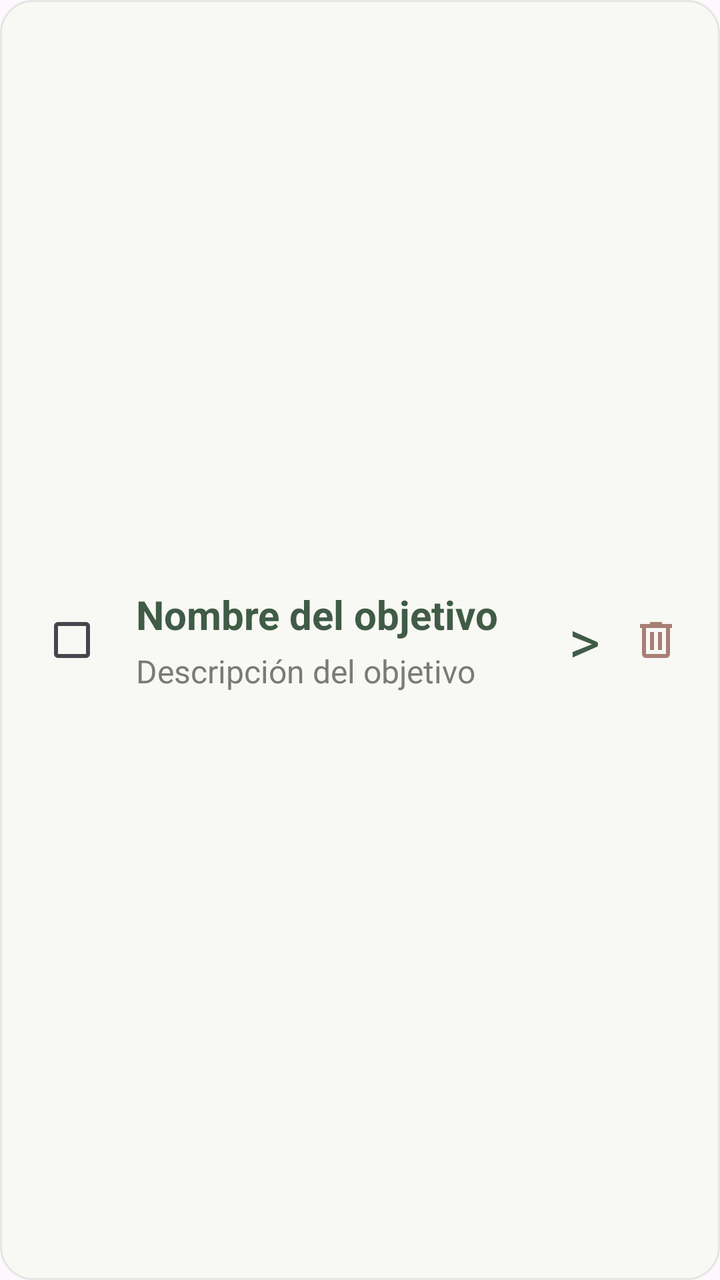
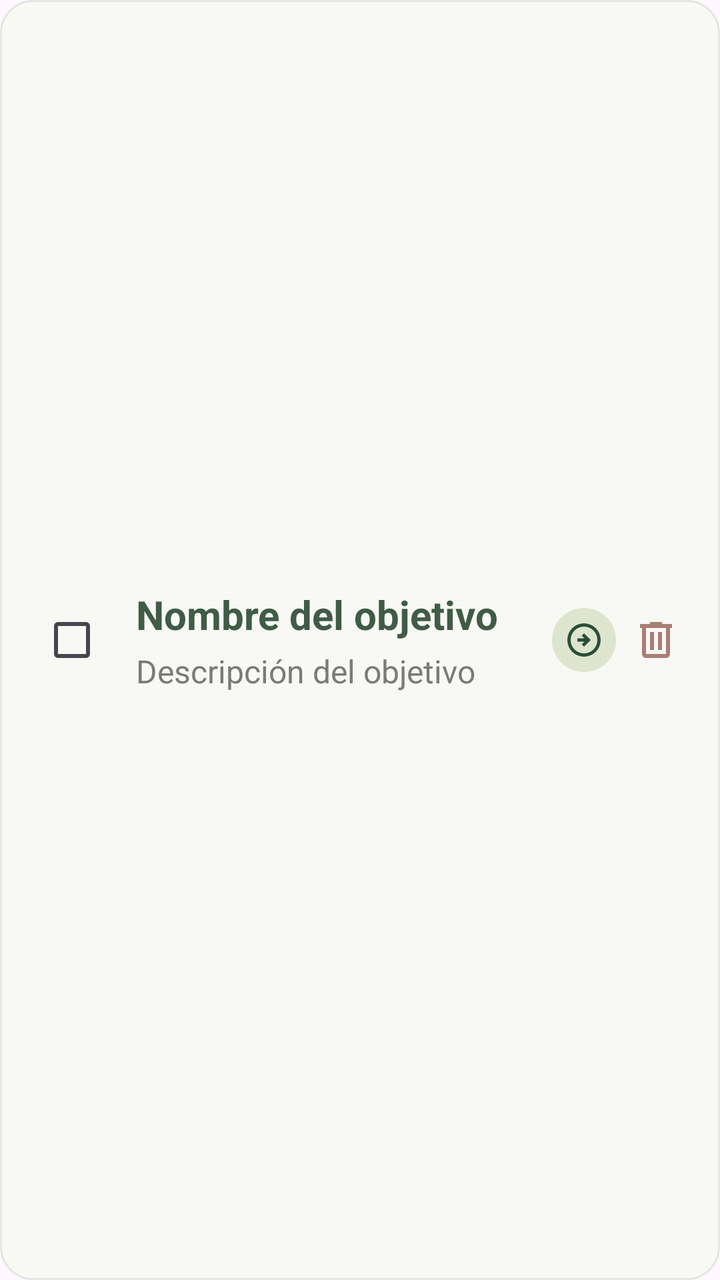

An Android layout rendered at two revisions. The XML below is the earlier revision; the diff shows what the commit changed to produce the second picture.
<!-- AndroidManifest.xml: application theme Theme.MiImpulso -->
<!-- res/layout/item_objetivo.xml -->
<?xml version="1.0" encoding="utf-8"?>
<LinearLayout xmlns:android="http://schemas.android.com/apk/res/android"
    android:orientation="horizontal"
    android:layout_width="match_parent"
    android:layout_height="wrap_content"
    android:gravity="center_vertical"
    android:layout_marginStart="16dp"
    android:layout_marginEnd="16dp"
    android:layout_marginTop="10dp"
    android:padding="12dp"
    android:background="@drawable/fondo_objetivo">


    

    <CheckBox
        android:id="@+id/checkCompletado"
        android:layout_width="wrap_content"
        android:layout_height="wrap_content"/>

    <LinearLayout
        android:layout_width="0dp"
        android:layout_height="wrap_content"
        android:layout_weight="1"
        android:orientation="vertical"
        android:layout_marginStart="8dp">

        <TextView
            android:id="@+id/txtTituloObjetivo"
            android:layout_width="match_parent"
            android:layout_height="wrap_content"
            android:text="Nombre del objetivo"
            android:textSize="20sp"
            android:textStyle="bold"
            android:textColor="@color/impulso_verde" />

        <TextView
            android:id="@+id/txtResunmenObjetivo"
            android:layout_width="match_parent"
            android:layout_height="wrap_content"
            android:text="Descripción del objetivo"
            android:textSize="16sp"
            android:textColor="@color/impulso_texto_secundario"
            android:layout_marginTop="4dp"/>


    </LinearLayout>

    <TextView
        android:layout_width="wrap_content"
        android:layout_height="wrap_content"
        android:text=">"
        android:textSize="30sp"
        android:textColor="@color/impulso_verde"
        android:layout_marginStart="8dp"
        android:layout_marginEnd="8dp"/>


    <ImageButton
        android:id="@+id/btnEliminar"
        android:layout_width="40dp"
        android:layout_height="40dp"
        android:src="@drawable/ic_delete"
        android:background="@android:color/transparent"
        android:tint="@color/impulso_proyectos"
        android:contentDescription="Eliminar objetivo"/>

</LinearLayout>
<!-- resources referenced by this layout -->
<resources>
  <color name="impulso_proyectos">#A87E75</color>
  <color name="impulso_texto_secundario">#7A7A7A</color>
  <color name="impulso_verde">#405B46</color>
  <!-- drawable fondo_objetivo (drawable) -->
  <?xml version="1.0" encoding="utf-8"?>
  <shape xmlns:android="http://schemas.android.com/apk/res/android">
      <solid android:color="@color/impulso_tarjeta"/>
      <corners android:radius="16dp"/>
      <stroke
          android:width="1dp"
          android:color="@color/impulso_borde_tarjeta"/>
      <padding
          android:left="12dp"
          android:top="12dp"
          android:right="12dp"
          android:bottom="12dp"/>
  
  
  </shape>
  <!-- drawable ic_delete (drawable) -->
  <vector xmlns:android="http://schemas.android.com/apk/res/android" android:height="24dp" android:tint="#000000" android:viewportHeight="960" android:viewportWidth="960" android:width="24dp">
        
      <path android:fillColor="@android:color/white" android:pathData="M280,840Q247,840 223.5,816.5Q200,793 200,760L200,240L160,240L160,160L360,160L360,120L600,120L600,160L800,160L800,240L760,240L760,760Q760,793 736.5,816.5Q713,840 680,840L280,840ZM680,240L280,240L280,760Q280,760 280,760Q280,760 280,760L680,760Q680,760 680,760Q680,760 680,760L680,240ZM360,680L440,680L440,320L360,320L360,680ZM520,680L600,680L600,320L520,320L520,680ZM280,240L280,240L280,760Q280,760 280,760Q280,760 280,760L280,760Q280,760 280,760Q280,760 280,760L280,240Z"/>
      
  </vector>
  <style name="Theme.MiImpulso" parent="Base.Theme.MiImpulso" />
  <color name="impulso_tarjeta">#F8F8F4</color>
  <color name="impulso_borde_tarjeta">#E6E6E0</color>
  <style name="Base.Theme.MiImpulso" parent="Theme.Material3.DayNight.NoActionBar">
          
          
      </style>
</resources>

<!-- the commit's change to res/layout/item_objetivo.xml (unified diff, before → after) -->
@@ -46,14 +46,17 @@
 
     </LinearLayout>
 
-    <TextView
-        android:layout_width="wrap_content"
-        android:layout_height="wrap_content"
-        android:text=">"
-        android:textSize="30sp"
-        android:textColor="@color/impulso_verde"
-        android:layout_marginStart="8dp"
-        android:layout_marginEnd="8dp"/>
+    <ImageView
+        android:layout_width="32dp"
+        android:layout_height="32dp"
+        android:src="@drawable/ic_flecha"
+        android:tint="@color/impulso_texto_estudios"
+        android:background="@drawable/fondo_icono"
+        android:backgroundTint="@color/impulso_icono_estudios"
+        android:padding="6dp"
+        android:contentDescription="Ver estudios"/>
+
+
 
 
     <ImageButton
<!-- resource entries referenced after the edit -->
@@ -1,8 +1,16 @@
 <!-- resources referenced by this layout -->
 <resources>
+  <color name="impulso_icono_estudios">#DDE5CF</color>
   <color name="impulso_proyectos">#A87E75</color>
+  <color name="impulso_texto_estudios">#294E38</color>
   <color name="impulso_texto_secundario">#7A7A7A</color>
   <color name="impulso_verde">#405B46</color>
+  <!-- drawable fondo_icono (drawable) -->
+  <?xml version="1.0" encoding="utf-8"?>
+  <shape xmlns:android="http://schemas.android.com/apk/res/android"
+      android:shape="oval">
+      <solid android:color="@color/impulso_blanco"/>
+  </shape>
   <!-- drawable fondo_objetivo (drawable) -->
   <?xml version="1.0" encoding="utf-8"?>
   <shape xmlns:android="http://schemas.android.com/apk/res/android">
@@ -25,7 +33,14 @@
       <path android:fillColor="@android:color/white" android:pathData="M280,840Q247,840 223.5,816.5Q200,793 200,760L200,240L160,240L160,160L360,160L360,120L600,120L600,160L800,160L800,240L760,240L760,760Q760,793 736.5,816.5Q713,840 680,840L280,840ZM680,240L280,240L280,760Q280,760 280,760Q280,760 280,760L680,760Q680,760 680,760Q680,760 680,760L680,240ZM360,680L440,680L440,320L360,320L360,680ZM520,680L600,680L600,320L520,320L520,680ZM280,240L280,240L280,760Q280,760 280,760Q280,760 280,760L280,760Q280,760 280,760Q280,760 280,760L280,240Z"/>
       
   </vector>
+  <!-- drawable ic_flecha (drawable) -->
+  <vector xmlns:android="http://schemas.android.com/apk/res/android" android:autoMirrored="true" android:height="24dp" android:tint="#000000" android:viewportHeight="960" android:viewportWidth="960" android:width="24dp">
+        
+      <path android:fillColor="@android:color/white" android:pathData="M480,640L640,480L480,320L424,376L488,440L320,440L320,520L488,520L424,584L480,640ZM480,880Q397,880 324,848.5Q251,817 197,763Q143,709 111.5,636Q80,563 80,480Q80,397 111.5,324Q143,251 197,197Q251,143 324,111.5Q397,80 480,80Q563,80 636,111.5Q709,143 763,197Q817,251 848.5,324Q880,397 880,480Q880,563 848.5,636Q817,709 763,763Q709,817 636,848.5Q563,880 480,880ZM480,800Q614,800 707,707Q800,614 800,480Q800,346 707,253Q614,160 480,160Q346,160 253,253Q160,346 160,480Q160,614 253,707Q346,800 480,800ZM480,480Q480,480 480,480Q480,480 480,480Q480,480 480,480Q480,480 480,480Q480,480 480,480Q480,480 480,480Q480,480 480,480Q480,480 480,480Z"/>
+      
+  </vector>
   <style name="Theme.MiImpulso" parent="Base.Theme.MiImpulso" />
+  <color name="impulso_blanco">#FFFFFFFF</color>
   <color name="impulso_tarjeta">#F8F8F4</color>
   <color name="impulso_borde_tarjeta">#E6E6E0</color>
   <style name="Base.Theme.MiImpulso" parent="Theme.Material3.DayNight.NoActionBar">
